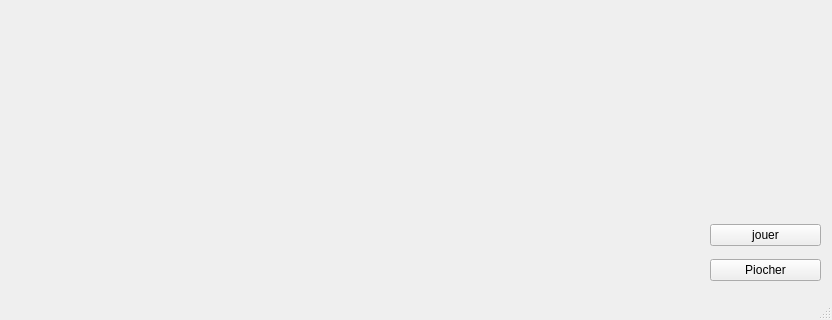
teriterance/projetinfo, file consoleApp/Jeux.ui: the form before one commit; both pictures show x 0 to 832 and y 312 to 632 of the 832 by 632 pixel window.
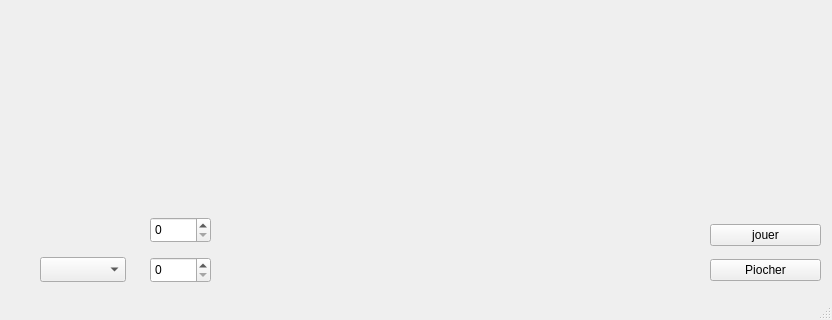
The form after the commit. Icons and pictures are not drawn.

Commit message: The Game Is ready For,I have fixed somme problem with GUI but, Artificial inteligence is not very functional in GUI but already in console interface

```diff
--- a/consoleApp/Jeux.ui
+++ b/consoleApp/Jeux.ui
@@ -72,20 +72,40 @@
     <widget class="QWidget" name="joueur1" native="true">
      <property name="geometry">
       <rect>
-       <x>140</x>
+       <x>130</x>
        <y>500</y>
-       <width>571</width>
+       <width>581</width>
        <height>81</height>
       </rect>
      </property>
+     <widget class="QSpinBox" name="val1">
+      <property name="geometry">
+       <rect>
+        <x>20</x>
+        <y>10</y>
+        <width>61</width>
+        <height>26</height>
+       </rect>
+      </property>
+     </widget>
+     <widget class="QSpinBox" name="val2">
+      <property name="geometry">
+       <rect>
+        <x>20</x>
+        <y>50</y>
+        <width>61</width>
+        <height>26</height>
+       </rect>
+      </property>
+     </widget>
     </widget>
     <widget class="QLabel" name="label">
      <property name="geometry">
       <rect>
-       <x>10</x>
+       <x>30</x>
        <y>510</y>
-       <width>131</width>
-       <height>71</height>
+       <width>101</width>
+       <height>31</height>
       </rect>
      </property>
      <property name="text">
@@ -95,9 +115,9 @@
     <widget class="QWidget" name="gridLayoutWidget_2">
      <property name="geometry">
       <rect>
-       <x>140</x>
+       <x>210</x>
        <y>510</y>
-       <width>571</width>
+       <width>501</width>
        <height>71</height>
       </rect>
      </property>
@@ -133,6 +153,16 @@
       </item>
      </layout>
     </widget>
+    <widget class="QComboBox" name="angle">
+     <property name="geometry">
+      <rect>
+       <x>40</x>
+       <y>550</y>
+       <width>86</width>
+       <height>25</height>
+      </rect>
+     </property>
+    </widget>
    </widget>
   </widget>
   <widget class="QMenuBar" name="menubar">
```
The commit also changes 3 other files.
